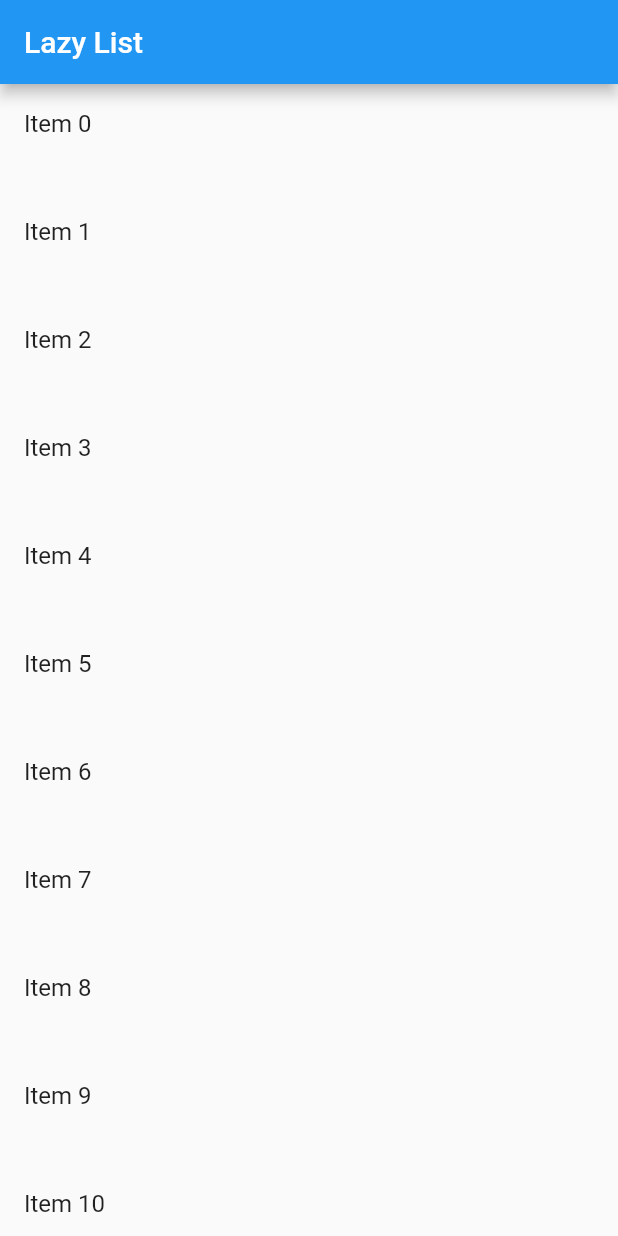
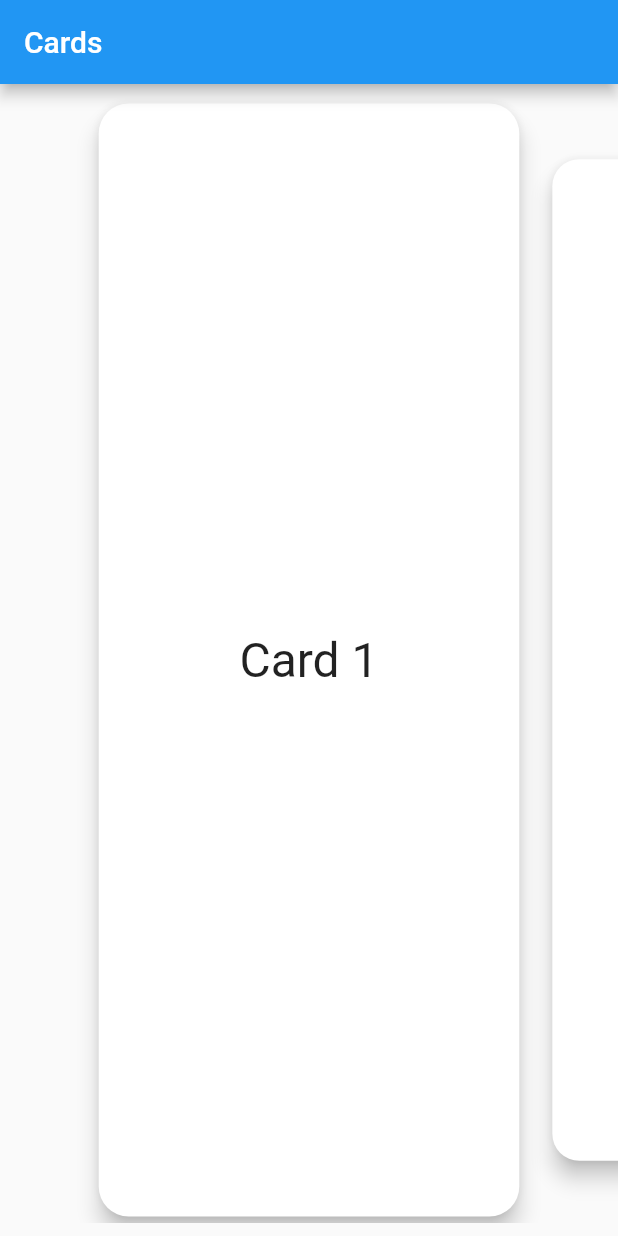
Before and after one commit to Hennelbiz/Flutter_Login_Basic, a Flutter app: the UsuarioScreen screen opened directly, on a phone screen of 412 x 824 dp. Run offline on Flutter 3.47's test engine with Material 2 defaults, Android fonts, the phone set to English and light mode, and no system bars; our stand-ins replace tuple.

Commit message:
En la vista de los usuarios se agrego el widget de cards

```diff
--- a/lib/Screens/usuario_screen.dart
+++ b/lib/Screens/usuario_screen.dart
@@ -2,68 +2,44 @@ import 'package:flutter/material.dart';
 import 'package:flutter_login_basic/Globals/Global.dart';
 
 class UsuarioScreen extends StatefulWidget {
-  const UsuarioScreen({ Key? key }) : super(key: key);
-
+  const UsuarioScreen({Key? key}) : super(key: key);
   @override
   _UsuarioScreenState createState() => _UsuarioScreenState();
 }
 
 class _UsuarioScreenState extends State<UsuarioScreen> {
-  final ScrollController _controller = ScrollController();
-  bool _isLoading = false;
-  List<String> _dummy = List.generate(20, (index) => 'Item $index');
-
-  @override
-  void initState(){
-    _controller.addListener(_onScroll);
-    super.initState();
-  }
-
-  @override
-  void dispose(){
-    _controller.dispose();
-    super.dispose();
-  }
-
-  _onScroll(){
-    if(_controller.offset >= _controller.position.maxScrollExtent &&
-       !_controller.position.outOfRange)
-       {
-         setState(() {
-           _isLoading = true;
-         });
-         _fetchData();
-       }
-  }
-
-  Future _fetchData() async{
-    await new Future.delayed(new Duration(seconds: 2));
-
-    int lastIndex = _dummy.length;
-
-    setState(() {
-      _dummy.addAll(List.generate(15, (index) => "New Item ${lastIndex+index}"));
-      _isLoading = false;
-    });
-  }
+  int _index = 0;
+  PageController _pageController = PageController(viewportFraction: 0.7);
 
   @override
   Widget build(BuildContext context) {
     return Scaffold(
-      appBar: AppBar(title: Text('Lazy List'), automaticallyImplyLeading: false),
-      body: ListView.builder(
-        controller: _controller,
-        itemCount: _isLoading ? _dummy.length + 1 : _dummy.length,
-        itemBuilder: (context, index)
-        {
-          if(_dummy.length == index)
-          return Center(child: CircularProgressIndicator(),);
-
-          return ListTile(
-            title: Text(_dummy[index]),
-            subtitle: Text(valoresToken.accessToken.toString()),
-          );
-        },
+      appBar: AppBar(title: Text('Cards'), automaticallyImplyLeading: false),
+      body: Center(
+        child: SizedBox(
+          height: 750,
+          child: PageView.builder(
+            itemCount: 15,
+            controller: _pageController,
+            onPageChanged: (int index) => setState(() => _index = index),
+            itemBuilder: (_, i) {
+              return Transform.scale(
+                scale: i == _index ? 1 : 0.9,
+                child: Card(
+                  elevation: 6,
+                  shape: RoundedRectangleBorder(
+                      borderRadius: BorderRadius.circular(20)),
+                  child: Center(
+                    child: Text(
+                      "Card ${i + 1}",
+                      style: const TextStyle(fontSize: 32),
+                    ),
+                  ),
+                ),
+              );
+            },
+          ),
+        ),
       ),
     );
   }
--- a/lib/main.dart
+++ b/lib/main.dart
@@ -1,5 +1,6 @@
 import 'package:flutter/material.dart';
 import 'package:flutter_login_basic/Screens/login_screen.dart';
+import 'package:flutter_login_basic/Screens/usuario_screen.dart';
 
 void main() {
   runApp(MyApp());
@@ -14,6 +15,7 @@ class MyApp extends StatelessWidget {
       title: "Login app",
       debugShowCheckedModeBanner: false,
       home: Login(),
+      //home: UsuarioScreen(),
     );
   }
 }
```
Also changed, not shown: lib/Screens/login_screen.dart (+6 -9 lines), pubspec.lock.
